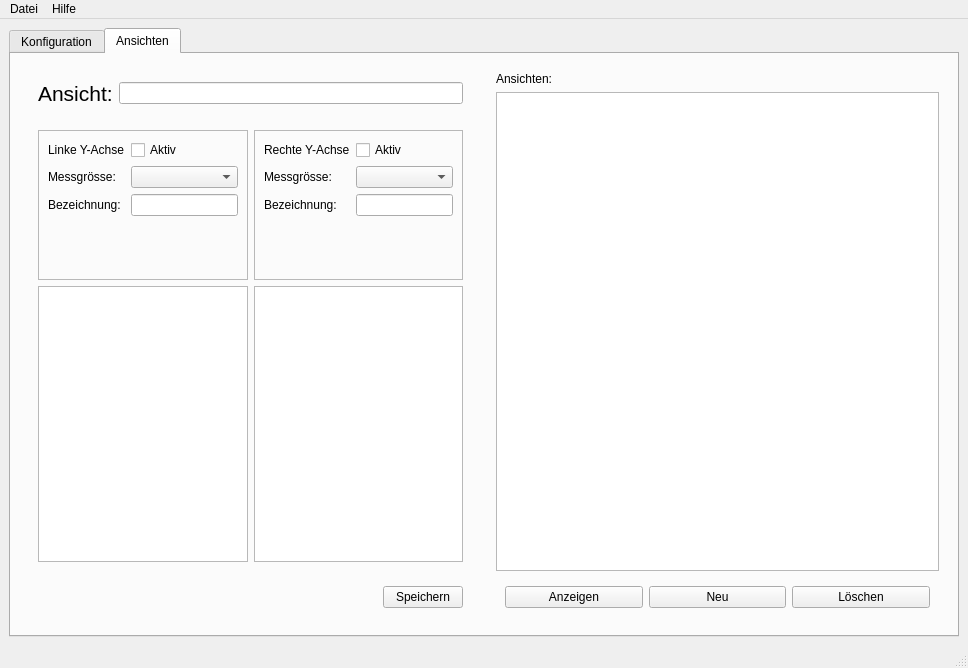
The window that groups/11-sensUI/MainWindow.ui (cn-uofbasel/BACnet) describes before a commit, drawn with Qt 5.
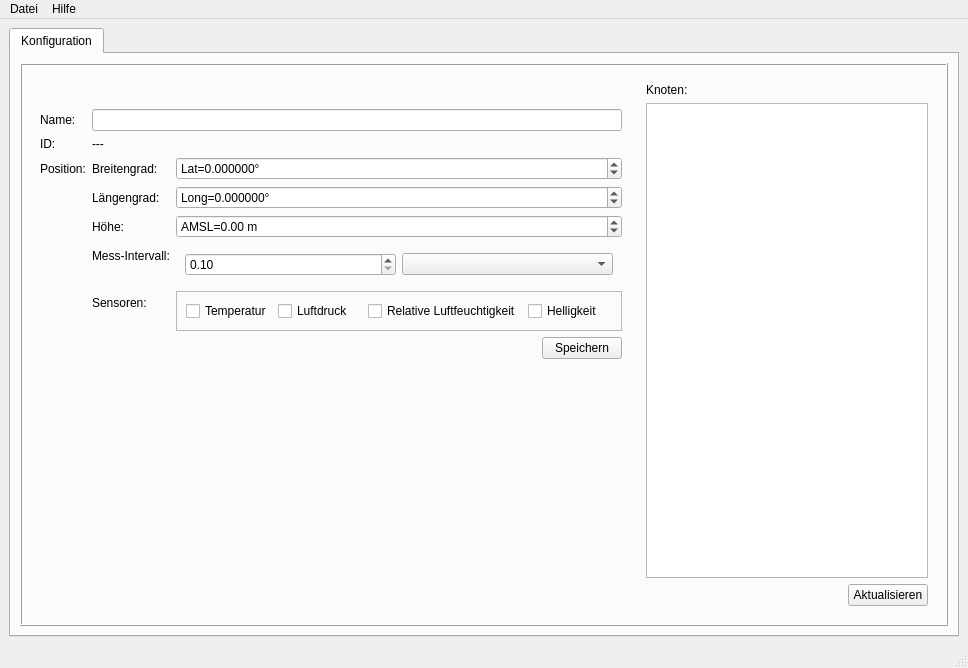
The same window after the commit.

Commit message: Remove unused code

The edit to the form file:
```diff
--- a/groups/11-sensUI/MainWindow.ui
+++ b/groups/11-sensUI/MainWindow.ui
@@ -48,7 +48,7 @@
        </sizepolicy>
       </property>
       <property name="currentIndex">
-       <number>1</number>
+       <number>0</number>
       </property>
       <widget class="QWidget" name="tabConfigSensors">
        <attribute name="title">
@@ -437,342 +437,6 @@
         </item>
        </layout>
       </widget>
-      <widget class="QWidget" name="tabViews">
-       <attribute name="title">
-        <string>Ansichten</string>
-       </attribute>
-       <layout class="QHBoxLayout" name="horizontalLayout_5">
-        <item>
-         <widget class="QFrame" name="frameViewsSettings">
-          <property name="sizePolicy">
-           <sizepolicy hsizetype="Preferred" vsizetype="Preferred">
-            <horstretch>1</horstretch>
-            <verstretch>0</verstretch>
-           </sizepolicy>
-          </property>
-          <property name="minimumSize">
-           <size>
-            <width>400</width>
-            <height>0</height>
-           </size>
-          </property>
-          <property name="maximumSize">
-           <size>
-            <width>1000</width>
-            <height>16777215</height>
-           </size>
-          </property>
-          <property name="frameShape">
-           <enum>QFrame::NoFrame</enum>
-          </property>
-          <property name="frameShadow">
-           <enum>QFrame::Raised</enum>
-          </property>
-          <layout class="QVBoxLayout" name="verticalLayout_2">
-           <item>
-            <widget class="QFrame" name="frameViewsSettingsName">
-             <property name="frameShape">
-              <enum>QFrame::NoFrame</enum>
-             </property>
-             <property name="frameShadow">
-              <enum>QFrame::Plain</enum>
-             </property>
-             <layout class="QHBoxLayout" name="horizontalLayout_9">
-              <item>
-               <widget class="QLabel" name="labelViewsSettingsNameLabel">
-                <property name="font">
-                 <font>
-                  <pointsize>16</pointsize>
-                 </font>
-                </property>
-                <property name="text">
-                 <string>Ansicht:</string>
-                </property>
-               </widget>
-              </item>
-              <item>
-               <widget class="QLineEdit" name="lineEditViewsSettingsNameValue"/>
-              </item>
-             </layout>
-            </widget>
-           </item>
-           <item>
-            <widget class="QFrame" name="frameViewsSettingsYAxis">
-             <property name="minimumSize">
-              <size>
-               <width>0</width>
-               <height>300</height>
-              </size>
-             </property>
-             <property name="frameShape">
-              <enum>QFrame::NoFrame</enum>
-             </property>
-             <property name="frameShadow">
-              <enum>QFrame::Plain</enum>
-             </property>
-             <property name="lineWidth">
-              <number>1</number>
-             </property>
-             <layout class="QHBoxLayout" name="horizontalLayout_8">
-              <item>
-               <layout class="QVBoxLayout" name="verticalLayoutViewsSettingsYAxisFirst">
-                <item>
-                 <widget class="QFrame" name="frameViewsSettingsYAxisFirstControls">
-                  <property name="sizePolicy">
-                   <sizepolicy hsizetype="Minimum" vsizetype="Minimum">
-                    <horstretch>0</horstretch>
-                    <verstretch>0</verstretch>
-                   </sizepolicy>
-                  </property>
-                  <property name="minimumSize">
-                   <size>
-                    <width>0</width>
-                    <height>150</height>
-                   </size>
-                  </property>
-                  <property name="frameShape">
-                   <enum>QFrame::StyledPanel</enum>
-                  </property>
-                  <property name="frameShadow">
-                   <enum>QFrame::Raised</enum>
-                  </property>
-                  <layout class="QFormLayout" name="formLayout_4">
-                   <item row="4" column="0">
-                    <widget class="QLabel" name="labelViewsSettingsYAxisFirstControlsMeasurementSize">
-                     <property name="text">
-                      <string>Messgrösse:</string>
-                     </property>
-                    </widget>
-                   </item>
-                   <item row="4" column="1">
-                    <widget class="QComboBox" name="comboBoxViewsSettingsYAxisFirstControlsMeasurementSize">
-                     <property name="sizePolicy">
-                      <sizepolicy hsizetype="Expanding" vsizetype="Fixed">
-                       <horstretch>0</horstretch>
-                       <verstretch>0</verstretch>
-                      </sizepolicy>
-                     </property>
-                    </widget>
-                   </item>
-                   <item row="7" column="0">
-                    <widget class="QLabel" name="labelViewsSettingsYAxisFirstControlsAxisLabel">
-                     <property name="text">
-                      <string>Bezeichnung:</string>
-                     </property>
-                    </widget>
-                   </item>
-                   <item row="7" column="1">
-                    <widget class="QLineEdit" name="lineEditViewsSettingsYAxisFirstControlsAxisLabel"/>
-                   </item>
-                   <item row="1" column="1">
-                    <widget class="QCheckBox" name="checkBoxViewsSettingsYAxisFirstControlsActive">
-                     <property name="text">
-                      <string>Aktiv</string>
-                     </property>
-                    </widget>
-                   </item>
-                   <item row="1" column="0">
-                    <widget class="QLabel" name="labelViewsSettingsYAxisFirstControlsActive">
-                     <property name="text">
-                      <string>Linke Y-Achse</string>
-                     </property>
-                    </widget>
-                   </item>
-                  </layout>
-                 </widget>
-                </item>
-                <item>
-                 <widget class="QListView" name="listViewViewsSettingsYAxisFirstSensors">
-                  <property name="sizePolicy">
-                   <sizepolicy hsizetype="Expanding" vsizetype="Expanding">
-                    <horstretch>0</horstretch>
-                    <verstretch>1</verstretch>
-                   </sizepolicy>
-                  </property>
-                 </widget>
-                </item>
-               </layout>
-              </item>
-              <item>
-               <layout class="QVBoxLayout" name="verticalLayoutViewsSettingsYAxisSecond">
-                <item>
-                 <widget class="QFrame" name="frameViewsSettingsYAxisSecondControls">
-                  <property name="sizePolicy">
-                   <sizepolicy hsizetype="Minimum" vsizetype="Minimum">
-                    <horstretch>0</horstretch>
-                    <verstretch>0</verstretch>
-                   </sizepolicy>
-                  </property>
-                  <property name="minimumSize">
-                   <size>
-                    <width>0</width>
-                    <height>150</height>
-                   </size>
-                  </property>
-                  <property name="frameShape">
-                   <enum>QFrame::StyledPanel</enum>
-                  </property>
-                  <property name="frameShadow">
-                   <enum>QFrame::Raised</enum>
-                  </property>
-                  <layout class="QFormLayout" name="formLayout_3">
-                   <item row="4" column="0">
-                    <widget class="QLabel" name="labelViewsSettingsYAxisSecondControlsMeasurementSize">
-                     <property name="text">
-                      <string>Messgrösse:</string>
-                     </property>
-                    </widget>
-                   </item>
-                   <item row="4" column="1">
-                    <widget class="QComboBox" name="comboBoxViewsSettingsYAxisSecondControlsMeasurementSize">
-                     <property name="sizePolicy">
-                      <sizepolicy hsizetype="Expanding" vsizetype="Fixed">
-                       <horstretch>0</horstretch>
-                       <verstretch>0</verstretch>
-                      </sizepolicy>
-                     </property>
-                    </widget>
-                   </item>
-                   <item row="7" column="0">
-                    <widget class="QLabel" name="labelViewsSettingsYAxisSecondControlsAxisLabel">
-                     <property name="text">
-                      <string>Bezeichnung:</string>
-                     </property>
-                    </widget>
-                   </item>
-                   <item row="7" column="1">
-                    <widget class="QLineEdit" name="lineEditViewsSettingsYAxisSecondControlsAxisLabel"/>
-                   </item>
-                   <item row="1" column="1">
-                    <widget class="QCheckBox" name="checkBoxViewsSettingsYAxisSecondControlsActive">
-                     <property name="text">
-                      <string>Aktiv</string>
-                     </property>
-                    </widget>
-                   </item>
-                   <item row="1" column="0">
-                    <widget class="QLabel" name="labelViewsSettingsYAxisSecondControlsActive">
-                     <property name="text">
-                      <string>Rechte Y-Achse</string>
-                     </property>
-                    </widget>
-                   </item>
-                  </layout>
-                 </widget>
-                </item>
-                <item>
-                 <widget class="QListView" name="listViewViewsSettingsYAxisSecondSensors">
-                  <property name="sizePolicy">
-                   <sizepolicy hsizetype="Expanding" vsizetype="Expanding">
-                    <horstretch>0</horstretch>
-                    <verstretch>1</verstretch>
-                   </sizepolicy>
-                  </property>
-                 </widget>
-                </item>
-               </layout>
-              </item>
-             </layout>
-            </widget>
-           </item>
-           <item>
-            <widget class="QFrame" name="frame_2">
-             <property name="frameShape">
-              <enum>QFrame::NoFrame</enum>
-             </property>
-             <property name="frameShadow">
-              <enum>QFrame::Raised</enum>
-             </property>
-             <layout class="QHBoxLayout" name="horizontalLayout_11">
-              <item>
-               <spacer name="horizontalSpacer_2">
-                <property name="orientation">
-                 <enum>Qt::Horizontal</enum>
-                </property>
-                <property name="sizeHint" stdset="0">
-                 <size>
-                  <width>40</width>
-                  <height>20</height>
-                 </size>
-                </property>
-               </spacer>
-              </item>
-              <item>
-               <widget class="QPushButton" name="pushButtonViewsSettingsSave">
-                <property name="text">
-                 <string>Speichern</string>
-                </property>
-               </widget>
-              </item>
-             </layout>
-            </widget>
-           </item>
-          </layout>
-         </widget>
-        </item>
-        <item>
-         <widget class="QFrame" name="frameViewsOverview">
-          <property name="sizePolicy">
-           <sizepolicy hsizetype="Preferred" vsizetype="Preferred">
-            <horstretch>1</horstretch>
-            <verstretch>0</verstretch>
-           </sizepolicy>
-          </property>
-          <property name="maximumSize">
-           <size>
-            <width>600</width>
-            <height>16777215</height>
-           </size>
-          </property>
-          <layout class="QVBoxLayout" name="verticalLayout">
-           <item>
-            <widget class="QLabel" name="label_9">
-             <property name="text">
-              <string>Ansichten:</string>
-             </property>
-            </widget>
-           </item>
-           <item>
-            <widget class="QListWidget" name="listWidgetViewsOverviewControlsViews"/>
-           </item>
-           <item>
-            <widget class="QFrame" name="frameViewsOverviewControls">
-             <property name="minimumSize">
-              <size>
-               <width>0</width>
-               <height>10</height>
-              </size>
-             </property>
-             <layout class="QHBoxLayout" name="horizontalLayout_6">
-              <item>
-               <widget class="QPushButton" name="pushButtonViewsOverviewControlsOpen">
-                <property name="text">
-                 <string>Anzeigen</string>
-                </property>
-               </widget>
-              </item>
-              <item>
-               <widget class="QPushButton" name="pushButtonViewsOverviewControlsNew">
-                <property name="text">
-                 <string>Neu</string>
-                </property>
-               </widget>
-              </item>
-              <item>
-               <widget class="QPushButton" name="pushButtonViewsOverviewControlsDelete">
-                <property name="text">
-                 <string>Löschen</string>
-                </property>
-               </widget>
-              </item>
-             </layout>
-            </widget>
-           </item>
-          </layout>
-         </widget>
-        </item>
-       </layout>
-      </widget>
      </widget>
     </item>
    </layout>
```
The commit also changes 1 other file.
